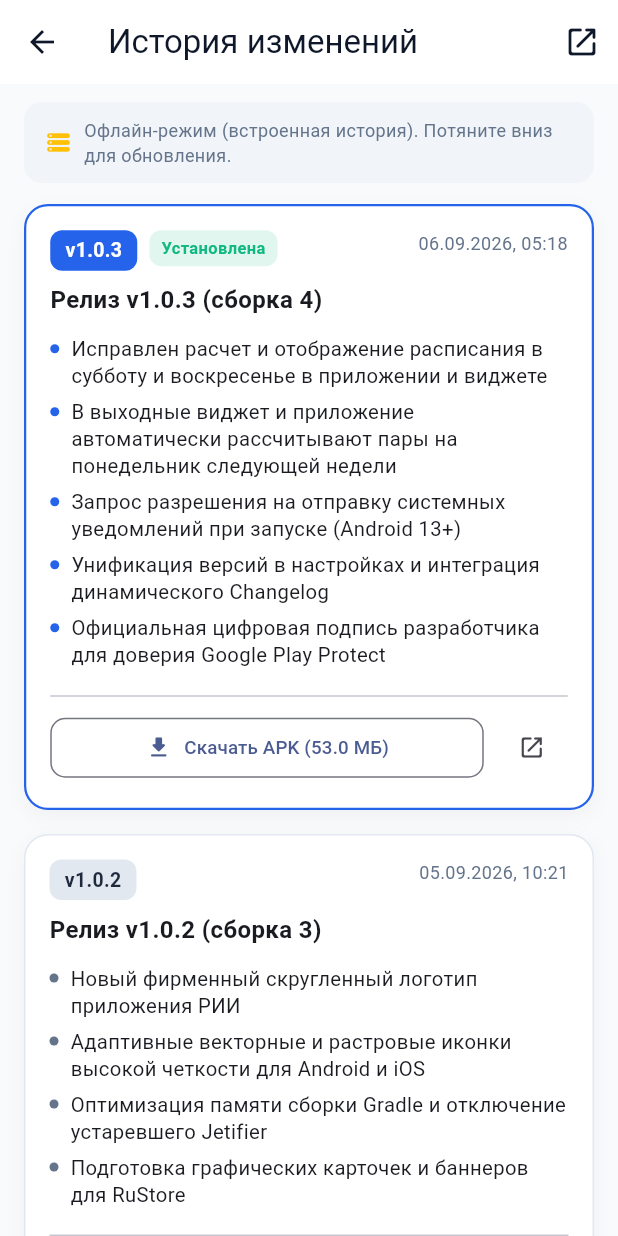
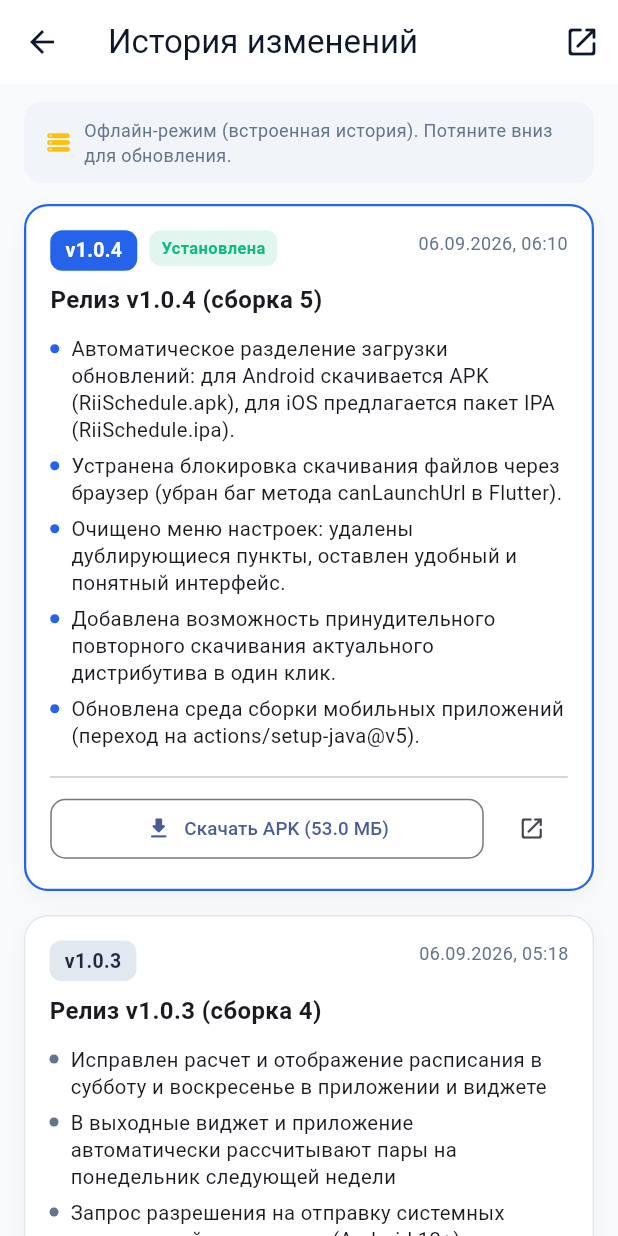
Before and after one commit to yearningss/rii-schedule-bot, a Flutter app: the ChangelogScreen screen opened directly, on a phone screen of 412 x 824 dp. Run offline on Flutter 3.47's test engine with Material 3 defaults, Android fonts, the phone set to English and light mode, and no system bars; our stand-ins replace shared_preferences; accounts and stored records are empty; network calls fail.

Commit message:
Версия 1.0.4 (сборка 5): раздельная загрузка IPA для iOS и APK для Android, автоматический Changelog и обновление GitHub Actions

```diff
--- a/app/lib/models/models.dart
+++ b/app/lib/models/models.dart
@@ -230,7 +230,7 @@ class AppUpdateInfo {
 
 // Данные о текущей версии мобильного приложения РИИ
 class AppInfo {
-  static const String versionName = '1.0.3';
-  static const int versionCode = 4;
+  static const String versionName = '1.0.4';
+  static const int versionCode = 5;
   static const String fullVersionText = 'v$versionName (сборка $versionCode)';
 }
--- a/app/lib/screens/changelog_screen.dart
+++ b/app/lib/screens/changelog_screen.dart
@@ -140,10 +140,34 @@ class _ChangelogScreenState extends State<ChangelogScreen> {
   List<ReleaseModel> _fallbackHistory() {
     return [
       ReleaseModel(
+        tag: '1.0.4',
+        title: 'Релиз v1.0.4 (сборка 5)',
+        publishedAt: '2026-09-06T06:10:00Z',
+        isCurrent: true,
+        htmlUrl: 'https://github.com/yearningss/rii-schedule-bot/releases/tag/v1.0.4',
+        rawBody: '''* Автоматическое разделение загрузки обновлений: для Android скачивается APK (RiiSchedule.apk), для iOS предлагается пакет IPA (RiiSchedule.ipa).
+* Устранена блокировка скачивания файлов через браузер (убран баг метода canLaunchUrl в Flutter).
+* Очищено меню настроек: удалены дублирующиеся пункты, оставлен удобный и понятный интерфейс.
+* Добавлена возможность принудительного повторного скачивания актуального дистрибутива в один клик.
+* Обновлена среда сборки мобильных приложений (переход на actions/setup-java@v5).''',
+        assets: [
+          const ReleaseAsset(
+            name: 'RiiSchedule.apk',
+            sizeBytes: 55597479,
+            downloadUrl: 'https://github.com/yearningss/rii-schedule-bot/releases/download/v1.0.4/RiiSchedule.apk',
+          ),
+          const ReleaseAsset(
+            name: 'RiiSchedule.ipa',
+            sizeBytes: 8196388,
+            downloadUrl: 'https://github.com/yearningss/rii-schedule-bot/releases/download/v1.0.4/RiiSchedule.ipa',
+          ),
+        ],
+      ),
+      ReleaseModel(
         tag: '1.0.3',
         title: 'Релиз v1.0.3 (сборка 4)',
         publishedAt: '2026-09-06T05:18:11Z',
-        isCurrent: true,
+        isCurrent: false,
         htmlUrl: 'https://github.com/yearningss/rii-schedule-bot/releases/tag/v1.0.3',
         rawBody: '''* Исправлен расчет и отображение расписания в субботу и воскресенье в приложении и виджете
 * В выходные виджет и приложение автоматически рассчитывают пары на понедельник следующей недели
@@ -361,17 +385,20 @@ class _ChangelogScreenState extends State<ChangelogScreen> {
 
                       final item = _releases[idx - 1];
                       final lines = _parseBodyLines(item.rawBody);
-                      ReleaseAsset? apkAsset;
+                      final isIOS = defaultTargetPlatform == TargetPlatform.iOS;
+                      final targetExt = isIOS ? '.ipa' : '.apk';
+                      final targetLabel = isIOS ? 'IPA' : 'APK';
+                      ReleaseAsset? releaseAsset;
                       for (final a in item.assets) {
-                        if (a.name.endsWith('.apk') && !a.name.contains('debug')) {
-                          apkAsset = a;
+                        if (a.name.endsWith(targetExt) && !a.name.contains('debug')) {
+                          releaseAsset = a;
                           break;
                         }
                       }
-                      if (apkAsset == null && item.assets.isNotEmpty) {
+                      if (releaseAsset == null && item.assets.isNotEmpty) {
                         for (final a in item.assets) {
-                          if (a.name.endsWith('.apk')) {
-                            apkAsset = a;
+                          if (a.name.endsWith(targetExt)) {
+                            releaseAsset = a;
                             break;
                           }
                         }
@@ -499,7 +526,7 @@ class _ChangelogScreenState extends State<ChangelogScreen> {
                                   ),
                                 );
                               }),
-                              if (apkAsset != null) ...[
+                              if (releaseAsset != null) ...[
                                 const SizedBox(height: 12),
                                 const Divider(height: 1),
                                 const SizedBox(height: 10),
@@ -507,12 +534,12 @@ class _ChangelogScreenState extends State<ChangelogScreen> {
                                   children: [
                                     Expanded(
                                       child: OutlinedButton.icon(
-                                        onPressed: () => _launchUrl(apkAsset!.downloadUrl),
+                                        onPressed: () => _launchUrl(releaseAsset.downloadUrl),
                                         icon: const Icon(Icons.download_rounded, size: 18),
                                         label: Text(
-                                          apkAsset.formattedSize.isNotEmpty
-                                              ? 'Скачать APK (${apkAsset.formattedSize})'
-                                              : 'Скачать APK',
+                                          releaseAsset.formattedSize.isNotEmpty
+                                              ? 'Скачать $targetLabel (${releaseAsset.formattedSize})'
+                                              : 'Скачать $targetLabel',
                                           style: const TextStyle(fontSize: 12.5),
                                         ),
                                         style: OutlinedButton.styleFrom(
--- a/app/lib/screens/settings_screen.dart
+++ b/app/lib/screens/settings_screen.dart
@@ -117,6 +117,8 @@ class _SettingsScreenState extends State<SettingsScreen> {
 
   // Проверка актуальности версии приложения
   Future<void> _openDownloadUrl(String url) async {
+    final isIOS = defaultTargetPlatform == TargetPlatform.iOS;
+    final extName = isIOS ? 'IPA (для iOS)' : 'APK (для Android)';
     try {
       final uri = Uri.parse(url);
       final launched = await launchUrl(uri, mode: LaunchMode.externalApplication);
@@ -125,7 +127,7 @@ class _SettingsScreenState extends State<SettingsScreen> {
       }
       if (mounted) {
         ScaffoldMessenger.of(context).showSnackBar(
-          const SnackBar(content: Text('Открыта страница скачивания APK в браузере...')),
+          SnackBar(content: Text('Открыта страница скачивания $extName в браузере...')),
         );
       }
     } catch (_) {
@@ -137,7 +139,7 @@ class _SettingsScreenState extends State<SettingsScreen> {
       } catch (_) {
         if (mounted) {
           ScaffoldMessenger.of(context).showSnackBar(
-            const SnackBar(content: Text('Не удалось открыть браузер для загрузки APK')),
+            SnackBar(content: Text('Не удалось открыть браузер для загрузки $extName')),
           );
         }
       }
@@ -145,6 +147,10 @@ class _SettingsScreenState extends State<SettingsScreen> {
   }
 
   Future<void> _checkForUpdate() async {
+    final isIOS = defaultTargetPlatform == TargetPlatform.iOS;
+    final extName = isIOS ? 'IPA' : 'APK';
+    final fallbackPackage = isIOS ? 'RiiSchedule.ipa' : 'RiiSchedule.apk';
+
     setState(() => _isCheckingUpdate = true);
     try {
       final update = await widget.api.checkAppUpdate(
@@ -185,7 +191,7 @@ class _SettingsScreenState extends State<SettingsScreen> {
                   Navigator.pop(ctx);
                   _openDownloadUrl(update.downloadUrl);
                 },
-                label: const Text('Скачать APK'),
+                label: Text('Скачать $extName'),
               ),
             ],
           ),
@@ -210,10 +216,10 @@ class _SettingsScreenState extends State<SettingsScreen> {
                   Navigator.pop(ctx);
                   final downloadUrl = (update?.downloadUrl.isNotEmpty == true)
                       ? update!.downloadUrl
-                      : 'https://github.com/yearningss/rii-schedule-bot/releases/download/v${AppInfo.versionName}/RiiSchedule.apk';
+                      : 'https://github.com/yearningss/rii-schedule-bot/releases/download/v${AppInfo.versionName}/$fallbackPackage';
                   _openDownloadUrl(downloadUrl);
                 },
-                label: const Text('Скачать APK заново'),
+                label: Text('Скачать $extName заново'),
               ),
               FilledButton(
                 onPressed: () => Navigator.pop(ctx),
--- a/app/pubspec.yaml
+++ b/app/pubspec.yaml
@@ -1,7 +1,7 @@
 name: rii_schedule
 description: "Официальное мобильное приложение с расписанием РИИ АлтГТУ"
 publish_to: "none"
-version: 1.0.3+4
+version: 1.0.4+5
 
 environment:
   sdk: ">=3.0.0 <4.0.0"
```
Also changed, not shown: app/lib/services/api_service.dart (+7 -2 lines), 3 other files.
